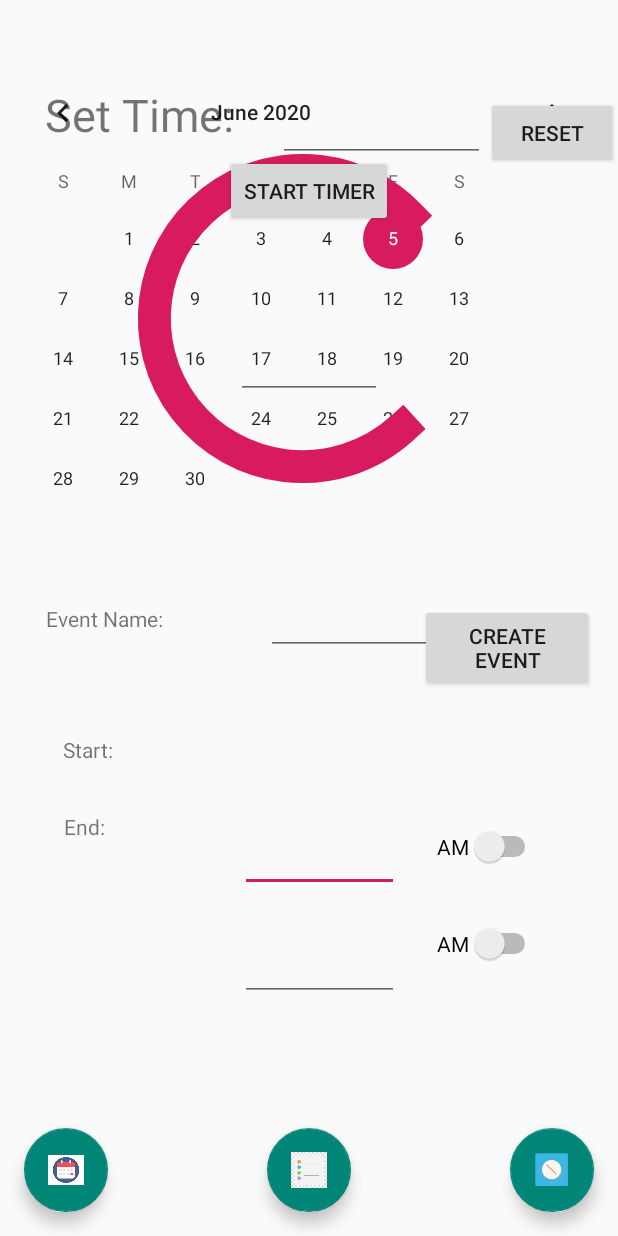
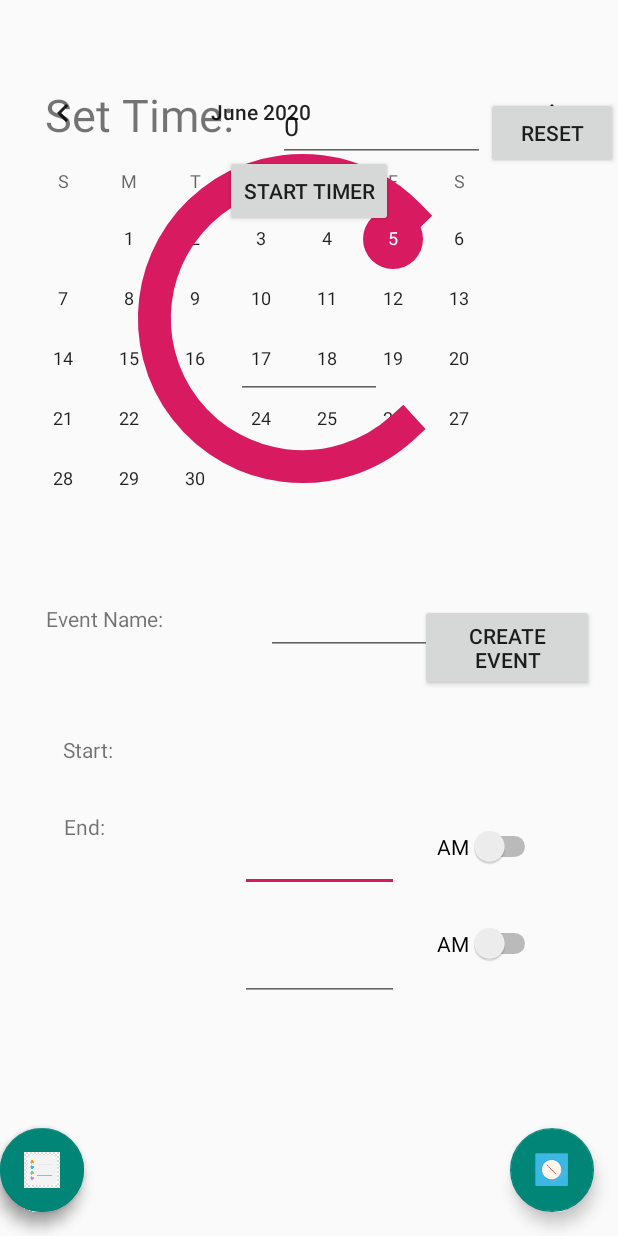
Before and after one commit to mbotross/utilitiesapp, an Android app: the fragment Timer placed in its activity, on a phone screen of 412 x 824 dp. Run offline under Robolectric (Android 15) with nearby library versions, the phone set to English and light mode, and no system bars; libraries missing offline, so code that uses them is left out: com.jakewharton.threetenabp.

Commit message:
converted to androidx

```diff
--- a/app/src/main/java/com/example/kotlin1/Calendar.kt
+++ b/app/src/main/java/com/example/kotlin1/Calendar.kt
@@ -2,11 +2,11 @@ package com.example.kotlin1
 
 import android.content.Context
 import android.os.Bundle
-import android.support.v4.app.Fragment
 import android.view.LayoutInflater
 import android.view.View
 import android.view.ViewGroup
 import android.widget.*
+import androidx.fragment.app.Fragment
 import kotlinx.android.synthetic.main.calendar_fragment.*
 import kotlinx.android.synthetic.main.timer_fragment.*
 
@@ -18,7 +18,13 @@ class Calendar: Fragment() {
     var time1:String="AM"
     var time2:String="AM"
     var Date:String=""
-
+    private lateinit var calendar:CalendarView
+    private lateinit var scroll1:Switch
+    private lateinit var scroll2:Switch
+    private lateinit var button:Button
+    private lateinit var eventname:EditText
+    private lateinit var start_time:EditText
+    private lateinit var end_time:EditText
     override fun onCreateView(inflater: LayoutInflater, container: ViewGroup?, savedInstanceState: Bundle?): View? {
         val view= inflater.inflate(R.layout.calendar_fragment,container,false)
 
@@ -26,10 +32,18 @@ class Calendar: Fragment() {
         return view
     }
 
-    override fun onAttach(context: Context?) {
-        super.onAttach(context)
 
+    override fun onViewCreated(view: View, savedInstanceState: Bundle?) {
+        super.onViewCreated(view, savedInstanceState)
+        calendar=view.findViewById(R.id.calendarview)
+        scroll1=view.findViewById(R.id.switch1)
+        scroll2=view.findViewById(R.id.switch2)
+        button=view.findViewById(R.id.createevent)
+        eventname=view.findViewById(R.id.eventname)
+        start_time=view.findViewById(R.id.start_time)
+        end_time=view.findViewById(R.id.end_time)
     }
+
 
     override fun onCreate(savedInstanceState: Bundle?) {
 
@@ -39,9 +53,7 @@ class Calendar: Fragment() {
 
     override fun onActivityCreated(savedInstanceState: Bundle?) {
         super.onActivityCreated(savedInstanceState)
-        val calendar:CalendarView=calendarview
-        val scroll1:Switch=switch1
-        val scroll2:Switch=switch2
+
         //Managing changing between AM and PM
         scroll1.setOnCheckedChangeListener({_,isChecked->
             time1=scroll1.text.toString()
@@ -80,8 +92,10 @@ class Calendar: Fragment() {
 
     override fun onStart() {
         super.onStart()
-        val button:Button=createevent
+
         val t:Toast=Toast.makeText(activity?.applicationContext,"Please Make Sure all entries are filled",Toast.LENGTH_LONG)
+        val t2:Toast=Toast.makeText(activity?.applicationContext,"Activity Created",Toast.LENGTH_LONG)
+
         button.setOnClickListener({
             if(eventname.text.toString().length>0){
                 event=eventname.text.toString()
@@ -92,6 +106,9 @@ class Calendar: Fragment() {
             }
             if(end_time.text.toString().length>0){
                 end=end_time.text.toString().toInt()
+            }
+            if(start>0 && end>0 && event.length>0){
+                t2.show()
             }
             else{
                 t.show()
--- a/app/src/main/java/com/example/kotlin1/Home.kt
+++ b/app/src/main/java/com/example/kotlin1/Home.kt
@@ -1,11 +1,11 @@
 package com.example.kotlin1
 
 import android.os.Bundle
-import android.support.design.widget.Snackbar
-import android.support.v4.app.FragmentTransaction
-import android.support.v7.app.AppCompatActivity;
+
 import android.view.View
 import android.widget.ImageView
+import androidx.appcompat.app.AppCompatActivity
+import com.google.android.material.snackbar.Snackbar
 import com.jakewharton.threetenabp.AndroidThreeTen
 
 import kotlinx.android.synthetic.main.activity_home.*
--- a/app/src/main/java/com/example/kotlin1/MainActivity.kt
+++ b/app/src/main/java/com/example/kotlin1/MainActivity.kt
@@ -1,9 +1,10 @@
 package com.example.kotlin1
 
 import android.content.Intent
-import android.support.v7.app.AppCompatActivity
+
 import android.os.Bundle
 import android.widget.SeekBar
+import androidx.appcompat.app.AppCompatActivity
 import kotlinx.android.synthetic.main.activity_main.*
 
 class MainActivity : AppCompatActivity() {
--- a/app/src/main/java/com/example/kotlin1/Reminders.kt
+++ b/app/src/main/java/com/example/kotlin1/Reminders.kt
@@ -2,10 +2,10 @@ package com.example.kotlin1
 
 import android.content.Context
 import android.os.Bundle
-import android.support.v4.app.Fragment
 import android.view.LayoutInflater
 import android.view.View
 import android.view.ViewGroup
+import androidx.fragment.app.Fragment
 import androidx.recyclerview.widget.LinearLayoutManager
 
 class Reminders: Fragment() {
@@ -14,10 +14,7 @@ class Reminders: Fragment() {
         return view
     }
 
-    override fun onAttach(context: Context?) {
-        super.onAttach(context)
 
-    }
 
     override fun onCreate(savedInstanceState: Bundle?) {
 
--- a/app/src/main/java/com/example/kotlin1/RemindersAdapter.kt
+++ b/app/src/main/java/com/example/kotlin1/RemindersAdapter.kt
@@ -1,11 +1,11 @@
 package com.example.kotlin1
 
 import android.content.Context
-import android.support.v7.widget.RecyclerView
 import android.view.LayoutInflater
 import android.view.View
 import android.view.ViewGroup
 import android.widget.TextView
+import androidx.recyclerview.widget.RecyclerView
 
 class WordListAdapter internal constructor(
     context: Context
--- a/app/src/main/java/com/example/kotlin1/Timer.kt
+++ b/app/src/main/java/com/example/kotlin1/Timer.kt
@@ -3,23 +3,30 @@ package com.example.kotlin1
 import android.content.Context
 import android.os.Bundle
 import android.os.CountDownTimer
-import android.support.v4.app.Fragment
 import android.util.AttributeSet
 import android.view.LayoutInflater
 import android.view.View
 import android.view.ViewGroup
 import android.widget.Button
+import android.widget.EditText
+import android.widget.TextView
+import androidx.fragment.app.Fragment
 import kotlinx.android.synthetic.main.activity_home.*
 import kotlinx.android.synthetic.main.timer_fragment.*
 import java.sql.Time
 import java.util.*
 import java.util.Timer
 
-class Timer:Fragment(){
+class Timer: Fragment(){
 
     var amnt:Long=0
     private lateinit var times:CountDownTimer
     var progresstat=0
+    private lateinit var entertime:TextView
+    private lateinit var startbuttn:Button
+    private lateinit var change:EditText
+    private lateinit var reset:Button
+
     override fun onCreateView(inflater: LayoutInflater, container: ViewGroup?, savedInstanceState: Bundle?): View? {
 
         val view= inflater.inflate(R.layout.timer_fragment,container,false)
@@ -28,17 +35,23 @@ class Timer:Fragment(){
         }
         else{
             amnt=savedInstanceState.getLong("amnt",0)
-            entertime.setText(amnt.toString())
+
         }
 
         return view
     }
 
-    override fun onAttach(context: Context?) {
-        super.onAttach(context)
+
+
+    override fun onViewCreated(view: View, savedInstanceState: Bundle?) {
+        entertime=view.findViewById(R.id.entertime)
+        startbuttn=view.findViewById(R.id.starttime)
+        change=view.findViewById(R.id.changetime)
+        reset=view.findViewById(R.id.resest)
+        entertime.setText(amnt.toString())
+
 
     }
-
     override fun onCreate(savedInstanceState: Bundle?) {
 
         super.onCreate(savedInstanceState)
@@ -64,8 +77,6 @@ class Timer:Fragment(){
     override fun onStart() {
         super.onStart()
 
-        val startbuttn = starttime
-        val change = changetime
         var diff:Long =0
         var secondsInMilli:Long=0
         var minutesInMilli:Long =0
@@ -122,7 +133,7 @@ class Timer:Fragment(){
 
 
         }
-        val reset:Button=resest
+
         reset.setOnClickListener({
             click=0
             entertime.setText("")
--- a/app/src/main/res/layout/activity_home.xml
+++ b/app/src/main/res/layout/activity_home.xml
@@ -1,5 +1,5 @@
 <?xml version="1.0" encoding="utf-8"?>
-<android.support.design.widget.CoordinatorLayout
+<androidx.constraintlayout.widget.ConstraintLayout
         xmlns:android="http://schemas.android.com/apk/res/android"
         xmlns:app="http://schemas.android.com/apk/res-auto"
         xmlns:tools="http://schemas.android.com/tools"
@@ -9,35 +9,44 @@
         tools:context=".Home"
         android:theme="@style/Theme.AppCompat.DayNight.NoActionBar">
 
-    <android.support.design.widget.AppBarLayout
-            android:layout_height="wrap_content"
-            android:layout_width="match_parent"
-            android:theme="@style/AppTheme.AppBarOverlay"/>
 
-
-    <android.support.design.widget.FloatingActionButton
+    <com.google.android.material.floatingactionbutton.FloatingActionButton
             android:id="@+id/fab"
             android:layout_width="wrap_content"
             android:layout_height="wrap_content"
             android:layout_gravity="bottom|start"
             android:layout_margin="@dimen/fab_margin"
-            app:srcCompat="@drawable/calendaricon"/>
+            app:srcCompat="@drawable/calendaricon"
+
+            app:layout_constraintBottom_toBottomOf="parent"
+            tools:ignore="MissingConstraints"/>
 
 
-    <android.support.design.widget.FloatingActionButton android:layout_width="wrap_content" android:layout_height="wrap_content"
+    <com.google.android.material.floatingactionbutton.FloatingActionButton
+            android:layout_width="wrap_content"
+            android:layout_height="wrap_content"
                android:src="@drawable/timer"
                android:id="@+id/timer"
                android:layout_gravity="bottom|end"
                android:layout_margin="@dimen/fab_margin"
-    />
-    <android.support.design.widget.FloatingActionButton android:layout_width="wrap_content" android:layout_height="wrap_content"
-                                                        android:src="@drawable/remindericon"
-                                                        android:id="@+id/reminder"
-                                                        android:layout_gravity="bottom|center"
-                                                        android:layout_margin="@dimen/fab_margin"
-    />
+            app:layout_constraintBottom_toBottomOf="parent"
+            app:layout_constraintEnd_toEndOf="parent"
+            />
+
+    <com.google.android.material.floatingactionbutton.FloatingActionButton
+
+            android:layout_width="wrap_content"
+            android:layout_height="wrap_content"
+            android:src="@drawable/remindericon"
+            android:id="@+id/reminder"
+            android:layout_gravity="bottom|center"
+            android:layout_margin="@dimen/fab_margin"
+            app:layout_constraintBottom_toBottomOf="parent"
+
+
+            tools:ignore="MissingConstraints"/>
 
 
 
 
-</android.support.design.widget.CoordinatorLayout>
+</androidx.constraintlayout.widget.ConstraintLayout>
--- a/app/src/main/res/layout/activity_main.xml
+++ b/app/src/main/res/layout/activity_main.xml
@@ -1,5 +1,5 @@
 <?xml version="1.0" encoding="utf-8"?>
-<android.support.constraint.ConstraintLayout
+<androidx.constraintlayout.widget.ConstraintLayout
         xmlns:android="http://schemas.android.com/apk/res/android"
         xmlns:tools="http://schemas.android.com/tools"
         xmlns:app="http://schemas.android.com/apk/res-auto"
@@ -27,4 +27,4 @@
             android:text="Start"
             android:id="@+id/startbutton"/>
 
-</android.support.constraint.ConstraintLayout>
+</androidx.constraintlayout.widget.ConstraintLayout>
--- a/app/src/main/res/layout/calendar_day_layout.xml
+++ b/app/src/main/res/layout/calendar_day_layout.xml
@@ -1,5 +1,5 @@
 <?xml version="1.0" encoding="utf-8"?>
-<android.support.constraint.ConstraintLayout xmlns:android="http://schemas.android.com/apk/res/android"
+<androidx.constraintlayout.widget.ConstraintLayout xmlns:android="http://schemas.android.com/apk/res/android"
                                              android:layout_width="match_parent"
                                              android:layout_height="match_parent">
 
@@ -12,4 +12,4 @@
             android:textSize="16sp"
             android:text="@string/_22" />
 
-</android.support.constraint.ConstraintLayout>
+</androidx.constraintlayout.widget.ConstraintLayout>
--- a/app/src/main/res/layout/calendar_fragment.xml
+++ b/app/src/main/res/layout/calendar_fragment.xml
@@ -1,5 +1,5 @@
 <?xml version="1.0" encoding="utf-8"?>
-<android.support.constraint.ConstraintLayout xmlns:android="http://schemas.android.com/apk/res/android"
+<androidx.constraintlayout.widget.ConstraintLayout xmlns:android="http://schemas.android.com/apk/res/android"
                                              xmlns:app="http://schemas.android.com/apk/res-auto"
                                              xmlns:tools="http://schemas.android.com/tools"
                                              android:layout_width="match_parent"
@@ -107,4 +107,4 @@
             android:layout_marginLeft="8dp" android:layout_marginStart="8dp" app:layout_constraintEnd_toEndOf="parent"
             android:layout_marginEnd="8dp" android:layout_marginRight="8dp"
             app:layout_constraintVertical_bias="0.521" app:layout_constraintHorizontal_bias="0.971"/>
-</android.support.constraint.ConstraintLayout>
+</androidx.constraintlayout.widget.ConstraintLayout>
--- a/app/src/main/res/layout/content_home.xml
+++ b/app/src/main/res/layout/content_home.xml
@@ -1,5 +1,5 @@
 <?xml version="1.0" encoding="utf-8"?>
-<android.support.constraint.ConstraintLayout
+<androidx.constraintlayout.widget.ConstraintLayout
         xmlns:android="http://schemas.android.com/apk/res/android"
         xmlns:tools="http://schemas.android.com/tools"
         xmlns:app="http://schemas.android.com/apk/res-auto"
@@ -10,4 +10,4 @@
         tools:context=".Home">
 
 
-</android.support.constraint.ConstraintLayout>
+</androidx.constraintlayout.widget.ConstraintLayout>
--- a/app/src/main/res/layout/timer_fragment.xml
+++ b/app/src/main/res/layout/timer_fragment.xml
@@ -1,5 +1,5 @@
 <?xml version="1.0" encoding="utf-8"?>
-<android.support.constraint.ConstraintLayout xmlns:android="http://schemas.android.com/apk/res/android"
+<androidx.constraintlayout.widget.ConstraintLayout xmlns:android="http://schemas.android.com/apk/res/android"
                                              xmlns:app="http://schemas.android.com/apk/res-auto" xmlns:tools="http://schemas.android.com/tools" android:layout_width="match_parent"
                                              android:layout_height="match_parent">
 
@@ -70,4 +70,4 @@
             android:layout_marginEnd="8dp" android:layout_marginRight="8dp"
             app:layout_constraintVertical_bias="0.055" app:layout_constraintStart_toEndOf="@+id/entertime"
             android:layout_marginStart="8dp" android:layout_marginLeft="8dp"/>
-</android.support.constraint.ConstraintLayout>
+</androidx.constraintlayout.widget.ConstraintLayout>
--- a/gradle.properties
+++ b/gradle.properties
@@ -13,3 +13,5 @@ org.gradle.jvmargs=-Xmx1536m
 # org.gradle.parallel=true
 # Kotlin code style for this project: "official" or "obsolete":
 kotlin.code.style=official
+android.useAndroidX=true
+android.enableJetifier=true
```
